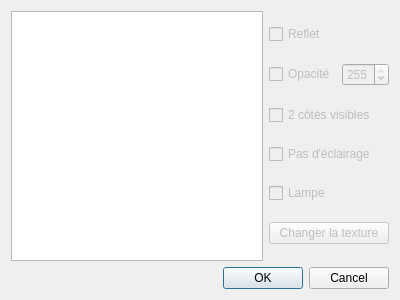
zetsumi/ATools, file ModelEditor/DialogEditEffects.ui: the form before one commit.
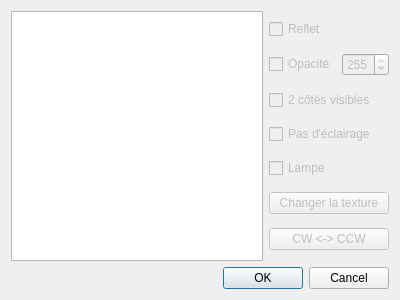
The form after the commit. Icons and pictures are not drawn.

```diff
--- a/ModelEditor/DialogEditEffects.ui
+++ b/ModelEditor/DialogEditEffects.ui
@@ -126,6 +126,16 @@
          </property>
         </widget>
        </item>
+       <item>
+        <widget class="QPushButton" name="CWOrCCW">
+         <property name="enabled">
+          <bool>false</bool>
+         </property>
+         <property name="text">
+          <string>CW &lt;-&gt; CCW</string>
+         </property>
+        </widget>
+       </item>
       </layout>
      </item>
     </layout>
```
Left out of the diff: 2 changed lines with no effect on the pictures.
